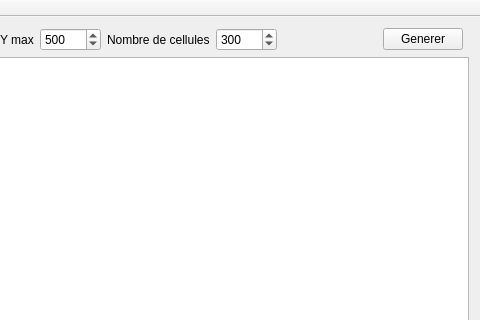
First picture: the form in Voronoi/mainwindow.ui, repository WorldsParticle/Editor, before the edit; both pictures show x 118 to 598 and y 0 to 320 of the 598 by 480 pixel window.
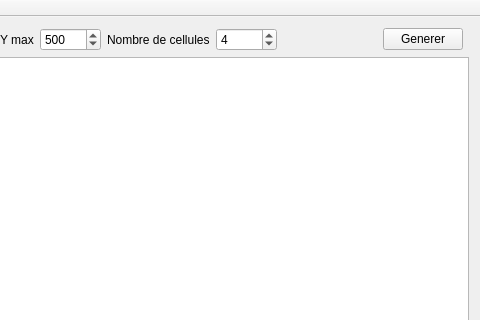
Second picture: the form after the edit.

The edit to the form file:
```diff
--- a/Voronoi/mainwindow.ui
+++ b/Voronoi/mainwindow.ui
@@ -65,7 +65,7 @@
        <number>10000</number>
       </property>
       <property name="value">
-       <number>300</number>
+       <number>4</number>
       </property>
      </widget>
     </item>
```
Left out of the diff: 2 changed lines with no effect on the pictures.
